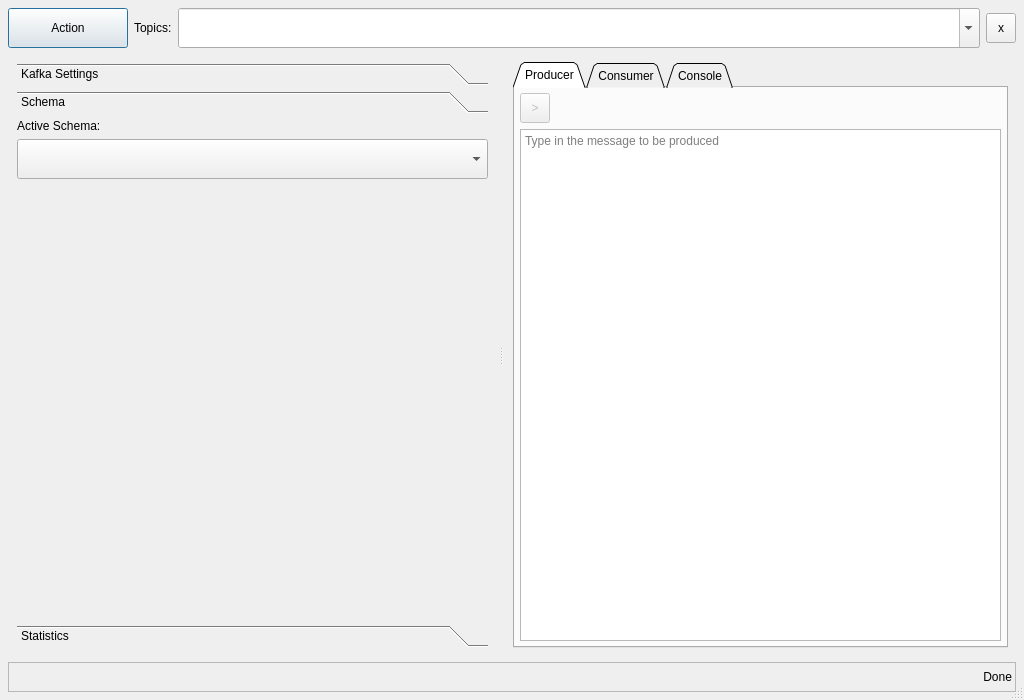
Old version of the form src/app/kafman/src/main/resources/forms/main_qt_view.ui in the repository yorevs/hspylib.
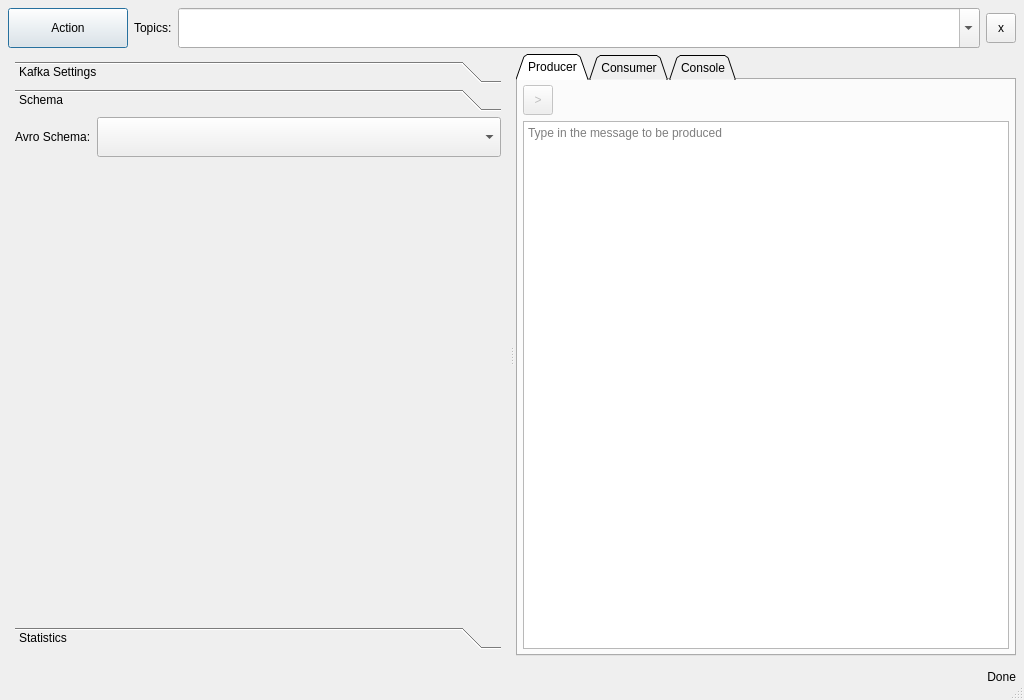
New version of the form. Custom widgets are drawn as their Qt base class.

What changed in the file:
```diff
--- a/src/app/kafman/src/main/resources/forms/main_qt_view.ui
+++ b/src/app/kafman/src/main/resources/forms/main_qt_view.ui
@@ -196,6 +196,18 @@
        <enum>QFrame::Plain</enum>
       </property>
       <layout class="QVBoxLayout" name="verticalLayout">
+       <property name="leftMargin">
+        <number>7</number>
+       </property>
+       <property name="topMargin">
+        <number>7</number>
+       </property>
+       <property name="rightMargin">
+        <number>7</number>
+       </property>
+       <property name="bottomMargin">
+        <number>7</number>
+       </property>
        <item>
         <widget class="QToolBox" name="tool_box">
          <property name="enabled">
@@ -504,8 +516,8 @@
            <rect>
             <x>0</x>
             <y>0</y>
-            <width>284</width>
-            <height>462</height>
+            <width>294</width>
+            <height>472</height>
            </rect>
           </property>
           <attribute name="label">
@@ -526,27 +538,7 @@
            </property>
            <item>
             <layout class="QGridLayout" name="gridLayout_7">
-             <item row="2" column="0">
-              <spacer name="verticalSpacer_3">
-               <property name="orientation">
-                <enum>Qt::Vertical</enum>
-               </property>
-               <property name="sizeHint" stdset="0">
-                <size>
-                 <width>20</width>
-                 <height>40</height>
-                </size>
-               </property>
-              </spacer>
-             </item>
-             <item row="0" column="0">
-              <widget class="QLabel" name="label">
-               <property name="text">
-                <string>Active Schema:</string>
-               </property>
-              </widget>
-             </item>
-             <item row="1" column="0">
+             <item row="0" column="1">
               <widget class="HComboBox" name="cmb_schema">
                <property name="sizePolicy">
                 <sizepolicy hsizetype="Expanding" vsizetype="Fixed">
@@ -580,6 +572,26 @@
                </property>
               </widget>
              </item>
+             <item row="1" column="0">
+              <spacer name="verticalSpacer_3">
+               <property name="orientation">
+                <enum>Qt::Vertical</enum>
+               </property>
+               <property name="sizeHint" stdset="0">
+                <size>
+                 <width>20</width>
+                 <height>40</height>
+                </size>
+               </property>
+              </spacer>
+             </item>
+             <item row="0" column="0">
+              <widget class="QLabel" name="label">
+               <property name="text">
+                <string>Avro Schema:</string>
+               </property>
+              </widget>
+             </item>
             </layout>
            </item>
           </layout>
@@ -799,16 +811,16 @@
       </property>
       <layout class="QVBoxLayout" name="verticalLayout_2">
        <property name="leftMargin">
-        <number>8</number>
+        <number>0</number>
        </property>
        <property name="topMargin">
-        <number>8</number>
+        <number>0</number>
        </property>
        <property name="rightMargin">
-        <number>8</number>
+        <number>0</number>
        </property>
        <property name="bottomMargin">
-        <number>8</number>
+        <number>0</number>
        </property>
        <item>
         <widget class="QTabWidget" name="tab_widget">
@@ -962,10 +974,10 @@
       </size>
      </property>
      <property name="frameShape">
-      <enum>QFrame::StyledPanel</enum>
+      <enum>QFrame::NoFrame</enum>
      </property>
      <property name="frameShadow">
-      <enum>QFrame::Sunken</enum>
+      <enum>QFrame::Plain</enum>
      </property>
      <property name="text">
       <string>Done</string>
```
Left out of the diff: 8 changed lines with no effect on the pictures.
